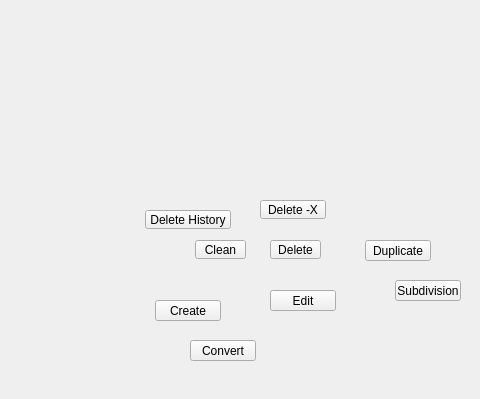
Old version of the form tentacle/ui/uiLevel_2/edit_submenu.ui in the repository m3trik/tentacle; both pictures show x 0 to 480 and y 0 to 399 of the 600 by 600 pixel window.
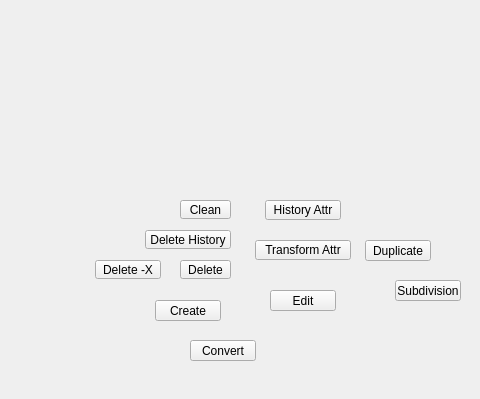
New version of the form. Custom widgets are drawn as their Qt base class.

Patch:
```diff
--- a/tentacle/ui/uiLevel_2/edit_submenu.ui
+++ b/tentacle/ui/uiLevel_2/edit_submenu.ui
@@ -203,7 +203,7 @@
     <property name="geometry">
      <rect>
       <x>145</x>
-      <y>210</y>
+      <y>230</y>
       <width>86</width>
       <height>19</height>
      </rect>
@@ -230,8 +230,8 @@
    <widget class="ToolButton" name="tb000">
     <property name="geometry">
      <rect>
-      <x>195</x>
-      <y>240</y>
+      <x>180</x>
+      <y>200</y>
       <width>51</width>
       <height>19</height>
      </rect>
@@ -258,8 +258,8 @@
    <widget class="ToolButton" name="tb002">
     <property name="geometry">
      <rect>
-      <x>270</x>
-      <y>240</y>
+      <x>180</x>
+      <y>260</y>
       <width>51</width>
       <height>19</height>
      </rect>
@@ -289,8 +289,8 @@
    <widget class="ToolButton" name="tb003">
     <property name="geometry">
      <rect>
-      <x>260</x>
-      <y>200</y>
+      <x>95</x>
+      <y>260</y>
       <width>66</width>
       <height>19</height>
      </rect>
@@ -323,6 +323,160 @@
      </size>
     </property>
    </widget>
+   <widget class="QPushButton" name="b001">
+    <property name="geometry">
+     <rect>
+      <x>265</x>
+      <y>200</y>
+      <width>76</width>
+      <height>20</height>
+     </rect>
+    </property>
+    <property name="minimumSize">
+     <size>
+      <width>0</width>
+      <height>20</height>
+     </size>
+    </property>
+    <property name="maximumSize">
+     <size>
+      <width>999</width>
+      <height>20</height>
+     </size>
+    </property>
+    <property name="palette">
+     <palette>
+      <active>
+       <colorrole role="Highlight">
+        <brush brushstyle="SolidPattern">
+         <color alpha="255">
+          <red>80</red>
+          <green>138</green>
+          <blue>255</blue>
+         </color>
+        </brush>
+       </colorrole>
+      </active>
+      <inactive>
+       <colorrole role="Highlight">
+        <brush brushstyle="SolidPattern">
+         <color alpha="255">
+          <red>80</red>
+          <green>138</green>
+          <blue>255</blue>
+         </color>
+        </brush>
+       </colorrole>
+      </inactive>
+      <disabled>
+       <colorrole role="Highlight">
+        <brush brushstyle="SolidPattern">
+         <color alpha="255">
+          <red>51</red>
+          <green>153</green>
+          <blue>255</blue>
+         </color>
+        </brush>
+       </colorrole>
+      </disabled>
+     </palette>
+    </property>
+    <property name="toolTip">
+     <string/>
+    </property>
+    <property name="text">
+     <string>History Attr</string>
+    </property>
+    <property name="autoDefault">
+     <bool>true</bool>
+    </property>
+    <property name="default">
+     <bool>false</bool>
+    </property>
+    <property name="flat">
+     <bool>false</bool>
+    </property>
+    <property name="bnabled" stdset="0">
+     <bool>true</bool>
+    </property>
+   </widget>
+   <widget class="QPushButton" name="b000">
+    <property name="geometry">
+     <rect>
+      <x>255</x>
+      <y>240</y>
+      <width>96</width>
+      <height>20</height>
+     </rect>
+    </property>
+    <property name="minimumSize">
+     <size>
+      <width>0</width>
+      <height>20</height>
+     </size>
+    </property>
+    <property name="maximumSize">
+     <size>
+      <width>999</width>
+      <height>20</height>
+     </size>
+    </property>
+    <property name="palette">
+     <palette>
+      <active>
+       <colorrole role="Highlight">
+        <brush brushstyle="SolidPattern">
+         <color alpha="255">
+          <red>80</red>
+          <green>138</green>
+          <blue>255</blue>
+         </color>
+        </brush>
+       </colorrole>
+      </active>
+      <inactive>
+       <colorrole role="Highlight">
+        <brush brushstyle="SolidPattern">
+         <color alpha="255">
+          <red>80</red>
+          <green>138</green>
+          <blue>255</blue>
+         </color>
+        </brush>
+       </colorrole>
+      </inactive>
+      <disabled>
+       <colorrole role="Highlight">
+        <brush brushstyle="SolidPattern">
+         <color alpha="255">
+          <red>51</red>
+          <green>153</green>
+          <blue>255</blue>
+         </color>
+        </brush>
+       </colorrole>
+      </disabled>
+     </palette>
+    </property>
+    <property name="toolTip">
+     <string/>
+    </property>
+    <property name="text">
+     <string>Transform Attr</string>
+    </property>
+    <property name="autoDefault">
+     <bool>true</bool>
+    </property>
+    <property name="default">
+     <bool>false</bool>
+    </property>
+    <property name="flat">
+     <bool>false</bool>
+    </property>
+    <property name="bnabled" stdset="0">
+     <bool>true</bool>
+    </property>
+   </widget>
   </widget>
  </widget>
  <customwidgets>
```
